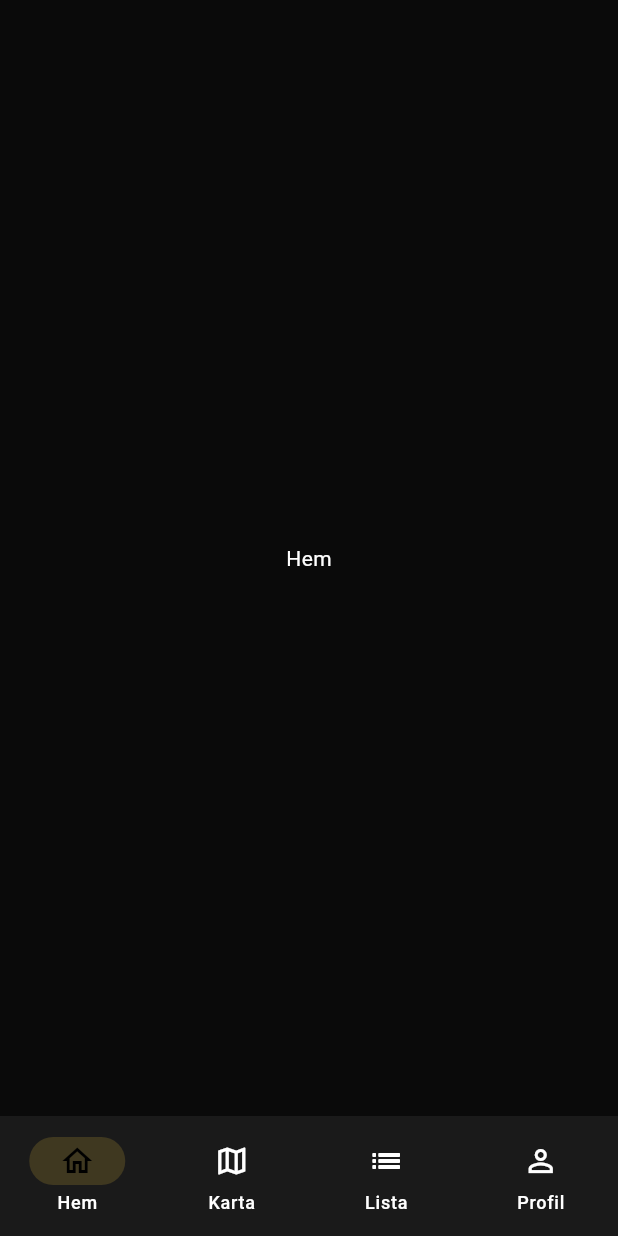
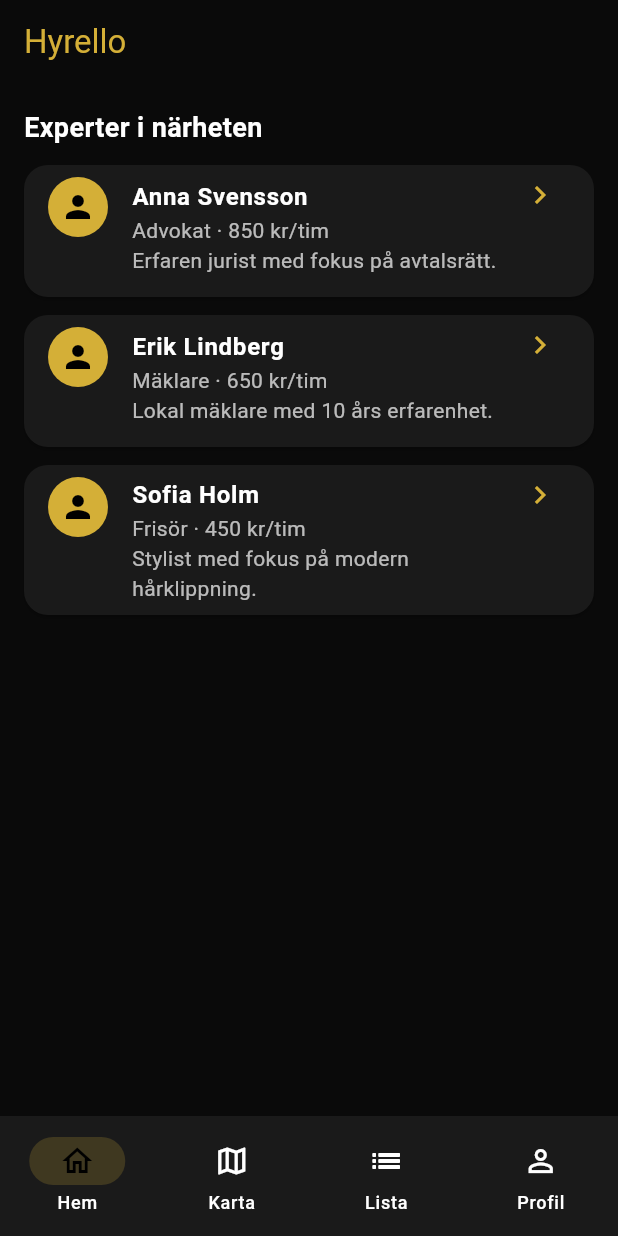
Before and after one commit to illanghost-99/hyrello, a Flutter app: the MainAppScreen screen opened directly, on a phone screen of 412 x 824 dp. Run offline on Flutter 3.47's test engine with Material 3 defaults, Android fonts, the phone set to English and light mode, and no system bars; our stand-ins replace firebase_core, supabase_flutter; accounts and stored records are empty.

Commit message:
Improve main app screens: Home list, Map, Profile

```diff
--- a/lib/main.dart
+++ b/lib/main.dart
@@ -111,21 +111,18 @@
   int _step = 0;
   final _formKey = GlobalKey<FormState>();
 
-  // Step 1
   final _email = TextEditingController();
   final _password = TextEditingController();
   final _firstName = TextEditingController();
   final _lastName = TextEditingController();
   final _phone = TextEditingController();
 
-  // Step 2
   final _description = TextEditingController();
   final _experience = TextEditingController();
   final _age = TextEditingController();
   final _city = TextEditingController();
   final _price = TextEditingController();
 
-  // Step 3
   final List<String> _interests = [];
   final List<String> _availableInterests = ['Juridik', 'Mäklare', 'Frisör', 'Veterinär', 'Läkare', 'Hantverk', 'IT', 'Ekonomi'];
 
@@ -133,7 +130,6 @@
     if (_step < 2) {
       setState(() => _step++);
     } else {
-      // Done
       Navigator.pushReplacement(context, MaterialPageRoute(builder: (_) => const MainAppScreen()));
     }
   }
@@ -281,9 +277,9 @@
   int _index = 0;
 
   final _screens = const [
-    Center(child: Text('Hem', style: TextStyle(color: Colors.white))),
-    Center(child: Text('Karta', style: TextStyle(color: Colors.white))),
-    Center(child: Text('Lista', style: TextStyle(color: Colors.white))),
+    HomeScreen(),
+    MapScreen(),
+    ListScreen(),
     ProfileScreen(),
   ];
 
@@ -304,6 +300,90 @@
           NavigationDestination(icon: Icon(Icons.person_outline), label: 'Profil'),
         ],
       ),
+    );
+  }
+}
+
+class HomeScreen extends StatelessWidget {
+  const HomeScreen({super.key});
+
+  @override
+  Widget build(BuildContext context) {
+    return Scaffold(
+      backgroundColor: const Color(0xFF0A0A0A),
+      appBar: AppBar(
+        title: const Text('Hyrello', style: TextStyle(color: Color(0xFFD4AF37))),
+        backgroundColor: Colors.transparent,
+      ),
+      body: ListView(
+        padding: const EdgeInsets.all(16),
+        children: [
+          const Text('Experter i närheten', style: TextStyle(fontSize: 18, fontWeight: FontWeight.w600)),
+          const SizedBox(height: 12),
+          _expertCard('Anna Svensson', 'Advokat', '850 kr/tim', 'Erfaren jurist med fokus på avtalsrätt.'),
+          _expertCard('Erik Lindberg', 'Mäklare', '650 kr/tim', 'Lokal mäklare med 10 års erfarenhet.'),
+          _expertCard('Sofia Holm', 'Frisör', '450 kr/tim', 'Stylist med fokus på modern hårklippning.'),
+        ],
+      ),
+    );
+  }
+
+  Widget _expertCard(String name, String title, String price, String desc) {
+    return Card(
+      color: const Color(0xFF1A1A1A),
+      margin: const EdgeInsets.only(bottom: 12),
+      shape: RoundedRectangleBorder(borderRadius: BorderRadius.circular(16)),
+      child: ListTile(
+        leading: const CircleAvatar(backgroundColor: Color(0xFFD4AF37), child: Icon(Icons.person, color: Colors.black)),
+        title: Text(name, style: const TextStyle(fontWeight: FontWeight.bold)),
+        subtitle: Text('$title · $price\n$desc', style: const TextStyle(color: Colors.white70)),
+        isThreeLine: true,
+        trailing: const Icon(Icons.chevron_right, color: Color(0xFFD4AF37)),
+        onTap: () {},
+      ),
+    );
+  }
+}
+
+class MapScreen extends StatelessWidget {
+  const MapScreen({super.key});
+
+  @override
+  Widget build(BuildContext context) {
+    return Scaffold(
+      backgroundColor: const Color(0xFF0A0A0A),
+      appBar: AppBar(
+        title: const Text('Karta', style: TextStyle(color: Color(0xFFD4AF37))),
+        backgroundColor: Colors.transparent,
+      ),
+      body: Center(
+        child: Column(
+          mainAxisAlignment: MainAxisAlignment.center,
+          children: [
+            Icon(Icons.map, size: 100, color: const Color(0xFFD4AF37).withOpacity(0.4)),
+            const SizedBox(height: 16),
+            const Text('Live-karta kommer här', style: TextStyle(fontSize: 18)),
+            const SizedBox(height: 8),
+            const Text('Experter visas som cirklar med foto', style: TextStyle(color: Colors.white54)),
+          ],
+        ),
+      ),
+    );
+  }
+}
+
+class ListScreen extends StatelessWidget {
+  const ListScreen({super.key});
+
+  @override
+  Widget build(BuildContext context) {
+    return Scaffold(
+      backgroundColor: const Color(0xFF0A0A0A),
+      appBar: AppBar(
+        title: const Text('Lista', style: TextStyle(color: Color(0xFFD4AF37))),
+        backgroundColor: Colors.transparent,
+      ),
+      body: const Center(child: Text('Filtrerbar lista över experter', style: TextStyle(color: Colors.white70))),
     );
   }
 }
@@ -364,7 +444,18 @@
       body: SafeArea(
         child: Column(
           children: [
-            const Expanded(child: Center(child: Text('Din profil', style: TextStyle(color: Colors.white, fontSize: 20)))),
+            const Expanded(
+              child: Center(
+                child: Column(
+                  mainAxisAlignment: MainAxisAlignment.center,
+                  children: [
+                    CircleAvatar(radius: 40, backgroundColor: Color(0xFFD4AF37), child: Icon(Icons.person, size: 40, color: Colors.black)),
+                    SizedBox(height: 16),
+                    Text('Din profil', style: TextStyle(color: Colors.white, fontSize: 20)),
+                  ],
+                ),
+              ),
+            ),
             GestureDetector(
               onTap: _onHyrelloTap,
               child: const Padding(
```
